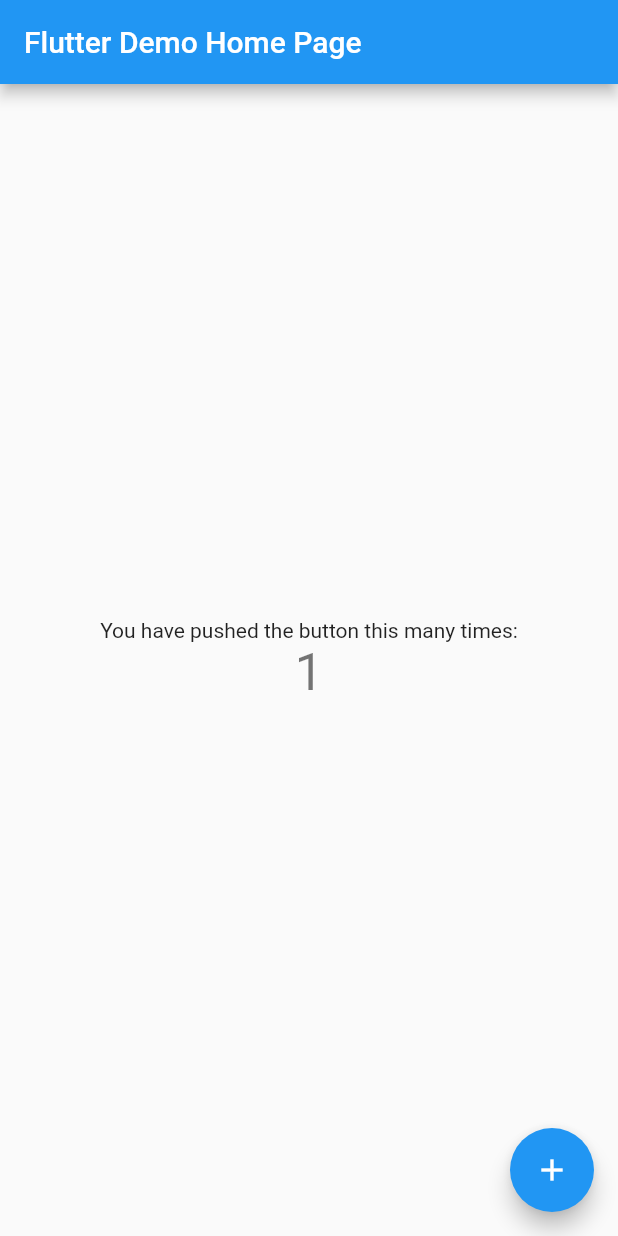
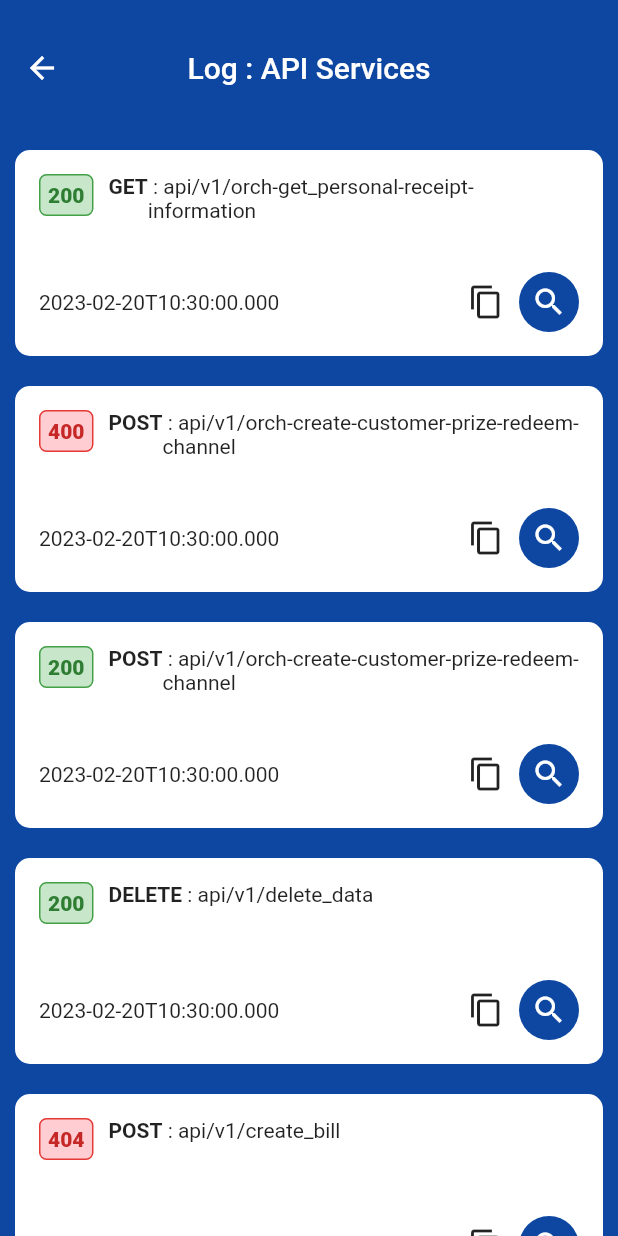
Before and after one commit to KalimaPz/flutter-clean-template-with-api-logger-tools, a Flutter app: the screen it shows after launch, after a tap on the "add" icon, on a phone screen of 412 x 824 dp. Run offline on Flutter 3.47's test engine with Material 2 defaults, Android fonts, the phone set to English and light mode, and no system bars; our stand-ins replace dio, flutter_dotenv, flutter_easyloading.

Commit message:
add logging tools

```diff
--- a/lib/api_services.dart
+++ b/lib/api_services.dart
@@ -1,16 +1,80 @@
 import 'dart:developer';
 
+import 'package:arainii_app_template/models/common_response.dart';
 import 'package:dio/dio.dart';
 import 'package:flutter_dotenv/flutter_dotenv.dart';
+
+const int timeout = 30; // in second
+List<CommonResponse> logGroup = [
+  CommonResponse(
+      path: "api/v1/orch-get_personal-receipt-information",
+      method: "GET",
+      statusCode: 200,
+      responseTime: DateTime.now().toIso8601String(),
+      response: {
+        "code": 1000,
+        "data": [],
+      }),
+  CommonResponse(
+      path: "api/v1/orch-create-customer-prize-redeem-channel",
+      method: "POST",
+      statusCode: 400,
+      responseTime: DateTime.now().toIso8601String(),
+      response: null),
+  CommonResponse(
+      path: "api/v1/orch-create-customer-prize-redeem-channel",
+      method: "POST",
+      body: {
+        "name": "test",
+        "desc": "lorem ipsum ",
+      },
+      statusCode: 200,
+      responseTime: DateTime.now().toIso8601String(),
+      response: {"code": 1000, "data": "create success"}),
+  CommonResponse(
+      path: "api/v1/delete_data",
+      method: "DELETE",
+      statusCode: 200,
+      responseTime: DateTime.now().toIso8601String(),
+      response: {
+        "code": 1000,
+        "data": "Delete Complete",
+      }),
+  CommonResponse(
+      path: "api/v1/create_bill",
+      method: "POST",
+      statusCode: 404,
+      responseTime: DateTime.now().toIso8601String(),
+      response: null),
+  CommonResponse(
+      path: "api/v1/update_bill",
+      method: "PUT",
+      statusCode: 500,
+      responseTime: DateTime.now().toIso8601String(),
+      response: null),
+  CommonResponse(
+      path: "api/v1/get_cost",
+      method: "GET",
+      statusCode: 200,
+      responseTime: DateTime.now().toIso8601String(),
+      response: {
+        "code": 5000,
+        "error_data": {
+          "err_title": "Cannot Calculate",
+          "err_desc": "Error",
+        }
+      }),
+];
 
 class ApiService {
   static Dio dioClient = Dio();
   ApiService.init() {
     String baseUrl = dotenv.env['SERVICES_ENDPOINT'] ?? "";
-
     BaseOptions baseOptions = BaseOptions(
       baseUrl: baseUrl,
-      connectTimeout: const Duration(milliseconds: 10000),
+      connectTimeout: const Duration(seconds: timeout),
+      responseType: ResponseType.json,
+      // headers: {},
     );
     final Dio dio = Dio(baseOptions);
 
@@ -23,10 +87,25 @@ class ApiService {
         if (response.statusCode != 200) {
           handler.reject(DioError(requestOptions: response.requestOptions));
         } else {
+          final commonResponse = CommonResponse(
+            path: response.requestOptions.path,
+            method: response.requestOptions.method,
+            statusCode: response.statusCode,
+            response: response.data,
+          );
+
+          logGroup.add(commonResponse);
           handler.next(response);
         }
       },
       onError: (DioError err, ErrorInterceptorHandler handler) {
+        final commonResponse = CommonResponse(
+          path: err.requestOptions.path,
+          method: err.requestOptions.method,
+          statusCode: err.response?.statusCode,
+          response: err.response?.data,
+        );
+        logGroup.add(commonResponse);
         handler.reject(err);
       },
     ));
@@ -34,15 +113,11 @@ class ApiService {
   }
 
   static Future<dynamic> getJsonPlaceHolder() async {
-    try {
-      final servicesRes = await dioClient.get('/todos/1');
-      if (servicesRes.statusCode == 200) {
-        return servicesRes.data;
-      } else {
-        throw Exception("");
-      }
-    } catch (err) {
-      rethrow;
+    final servicesRes = await dioClient.get('/todos/1');
+    if (servicesRes.statusCode == 200) {
+      return servicesRes.data;
+    } else {
+      throw Exception("ERROR");
     }
   }
 }
--- a/lib/main.dart
+++ b/lib/main.dart
@@ -47,6 +47,7 @@ class MyApp extends StatelessWidget {
         ),
         builder: EasyLoading.init(),
         home: const Home(title: 'Flutter Demo Home Page'),
+        // home: const LogView(),
       ),
     );
   }
--- /dev/null
+++ b/lib/models/common_response.dart
@@ -0,0 +1,17 @@
+class CommonResponse {
+  final String? path;
+  final String? method;
+  final int? statusCode;
+  final Map<String, dynamic>? body;
+  final Map<String, dynamic>? response;
+  final dynamic responseTime;
+
+  CommonResponse({
+    this.path,
+    this.method,
+    this.statusCode,
+    this.body,
+    this.response,
+    this.responseTime,
+  });
+}
--- a/lib/screens/home.dart
+++ b/lib/screens/home.dart
@@ -1,4 +1,5 @@
 import 'package:arainii_app_template/api_services.dart';
+import 'package:arainii_app_template/utils/log_view.dart';
 import 'package:flutter/material.dart';
 
 class Home extends StatefulWidget {
@@ -14,10 +15,11 @@ class _HomeState extends State<Home> {
   int _counter = 0;
 
   void _incrementCounter() {
-    ApiService.getJsonPlaceHolder();
-    setState(() {
-      _counter++;
-    });
+    Navigator.push(
+        context,
+        MaterialPageRoute(
+          builder: (context) => const LogView(),
+        ));
   }
 
   @override
--- /dev/null
+++ b/lib/utils/log_view.dart
@@ -0,0 +1,242 @@
+import 'package:arainii_app_template/api_services.dart';
+import 'package:arainii_app_template/models/common_response.dart';
+import 'package:arainii_app_template/utils/tools.dart';
+import 'package:flutter/material.dart';
+
+BoxDecoration getBoxDecoration(int? statusCode) {
+  if (statusCode == 200) {
+    return BoxDecoration(
+      color: Colors.green[100],
+      borderRadius: BorderRadius.circular(5),
+      border: Border.all(color: Colors.green[600]!),
+    );
+  } else {
+    return BoxDecoration(
+      color: Colors.red[100],
+      borderRadius: BorderRadius.circular(5),
+      border: Border.all(color: Colors.red[600]!),
+    );
+  }
+}
+
+class Log extends StatelessWidget {
+  final CommonResponse commonResponse;
+  const Log(
+    this.commonResponse, {
+    super.key,
+  });
+
+  @override
+  Widget build(BuildContext context) {
+    return Container(
+      constraints:
+          BoxConstraints(minHeight: MediaQuery.of(context).size.width / 3),
+      decoration: BoxDecoration(
+        color: Colors.white,
+        borderRadius: BorderRadius.circular(10),
+      ),
+      padding: const EdgeInsets.all(16),
+      child: Column(
+        crossAxisAlignment: CrossAxisAlignment.start,
+        mainAxisAlignment: MainAxisAlignment.spaceBetween,
+        children: [
+          Row(
+            crossAxisAlignment: CrossAxisAlignment.start,
+            children: [
+              Container(
+                padding: const EdgeInsets.symmetric(horizontal: 5, vertical: 5),
+                decoration: getBoxDecoration(commonResponse.statusCode),
+                child: Text("${commonResponse.statusCode}",
+                    style: TextStyle(
+                        fontWeight: FontWeight.w800,
+                        color: commonResponse.statusCode == 200
+                            ? Colors.green[800]
+                            : Colors.red[800])),
+              ),
+              const SizedBox(
+                width: 10,
+              ),
+              Expanded(
+                  child: Row(
+                crossAxisAlignment: CrossAxisAlignment.start,
+                children: [
+                  Text(
+                    "${commonResponse.method}",
+                    style: const TextStyle(fontWeight: FontWeight.w600),
+                  ),
+                  Expanded(child: Text(" : ${commonResponse.path}")),
+                ],
+              )),
+            ],
+          ),
+          Row(
+            mainAxisAlignment: MainAxisAlignment.end,
+            children: [
+              Text(commonResponse.responseTime),
+              const Spacer(),
+              InkWell(
+                onTap: () {},
+                child: const Icon(
+                  Icons.copy,
+                ),
+              ),
+              const SizedBox(
+                width: 10,
+              ),
+              InkWell(
+                onTap: () {
+                  Navigator.push(
+                      context,
+                      MaterialPageRoute(
+                        builder: (context) => LogDetail(
+                          commonResponse: commonResponse,
+                        ),
+                      ));
+                },
+                child: CircleAvatar(
+                  backgroundColor: Colors.blue[900],
+                  foregroundColor: Colors.white,
+                  child: const Icon(Icons.search),
+                ),
+              ),
+            ],
+          )
+        ],
+      ),
+    );
+  }
+}
+
+class LogDetail extends StatelessWidget {
+  final CommonResponse commonResponse;
+  const LogDetail({super.key, required this.commonResponse});
+
+  @override
+  Widget build(BuildContext context) {
+    return Scaffold(
+      backgroundColor: Colors.blue[900],
+      appBar: AppBar(
+        automaticallyImplyLeading: true,
+        centerTitle: true,
+        elevation: 0,
+        backgroundColor: Colors.blue[900],
+        toolbarHeight: 90,
+        title: const Text("Log Detail : API Services"),
+      ),
+      body: Container(
+        decoration: BoxDecoration(
+          color: Colors.white,
+        ),
+        child: Column(
+          crossAxisAlignment: CrossAxisAlignment.stretch,
+          children: [
+            Container(
+              padding: const EdgeInsets.all(10),
+              child: Row(
+                crossAxisAlignment: CrossAxisAlignment.start,
+                children: [
+                  Container(
+                    padding:
+                        const EdgeInsets.symmetric(horizontal: 5, vertical: 5),
+                    decoration: getBoxDecoration(commonResponse.statusCode),
+                    child: Text("${commonResponse.statusCode}",
+                        style: TextStyle(
+                            fontWeight: FontWeight.w800,
+                            color: commonResponse.statusCode == 200
+                                ? Colors.green[800]
+                                : Colors.red[800])),
+                  ),
+                  const SizedBox(
+                    width: 10,
+                  ),
+                  Text('${commonResponse.method}'),
+                  Expanded(child: Text(' : ${commonResponse.path}'))
+                ],
+              ),
+            ),
+            if (commonResponse.body != null)
+              Container(
+                padding: const EdgeInsets.symmetric(horizontal: 15),
+                margin: const EdgeInsets.symmetric(vertical: 15),
+                child: Column(
+                  crossAxisAlignment: CrossAxisAlignment.start,
+                  children: [
+                    const Text(
+                      "Request Body : ",
+                      style: TextStyle(fontWeight: FontWeight.w600),
+                    ),
+                    const SizedBox(
+                      height: 10,
+                    ),
+                    Text(Tools.prettierJson(commonResponse.body ?? {},
+                        enableLog: false))
+                  ],
+                ),
+              ),
+            if (commonResponse.response != null)
+              Container(
+                padding: const EdgeInsets.symmetric(horizontal: 15),
+                margin: const EdgeInsets.symmetric(vertical: 15),
+                child: Column(
+                  crossAxisAlignment: CrossAxisAlignment.start,
+                  children: [
+                    const Text(
+                      "Response : ",
+                      style: TextStyle(fontWeight: FontWeight.w600),
+                    ),
+                    const SizedBox(
+                      height: 10,
+                    ),
+                    Text(Tools.prettierJson(commonResponse.response ?? {},
+                        enableLog: false))
+                  ],
+                ),
+              ),
+          ],
+        ),
+      ),
+    );
+  }
+}
+
+class LogView extends StatefulWidget {
+  const LogView({super.key});
+
+  @override
+  State<LogView> createState() => _LogViewState();
+}
+
+class _LogViewState extends State<LogView> {
+  List<CommonResponse> logs = [];
+  @override
+  void initState() {
+    super.initState();
+    setState(() {
+      logs = logGroup;
+    });
+  }
+
+  @override
+  Widget build(BuildContext context) {
+    return Scaffold(
+      backgroundColor: Colors.blue[900],
+      appBar: AppBar(
+        automaticallyImplyLeading: true,
+        centerTitle: true,
+        elevation: 0,
+        backgroundColor: Colors.blue[900],
+        toolbarHeight: 90,
+        title: const Text("Log : API Services"),
+      ),
+      body: ListView.builder(
+        itemCount: logs.length,
+        itemBuilder: (context, index) {
+          return Padding(
+            padding: const EdgeInsets.all(10.0),
+            child: Log(logs[index]),
+          );
+        },
+      ),
+    );
+  }
+}
```
Also changed, not shown: lib/utils/tools.dart (added, +17 -0 lines).
